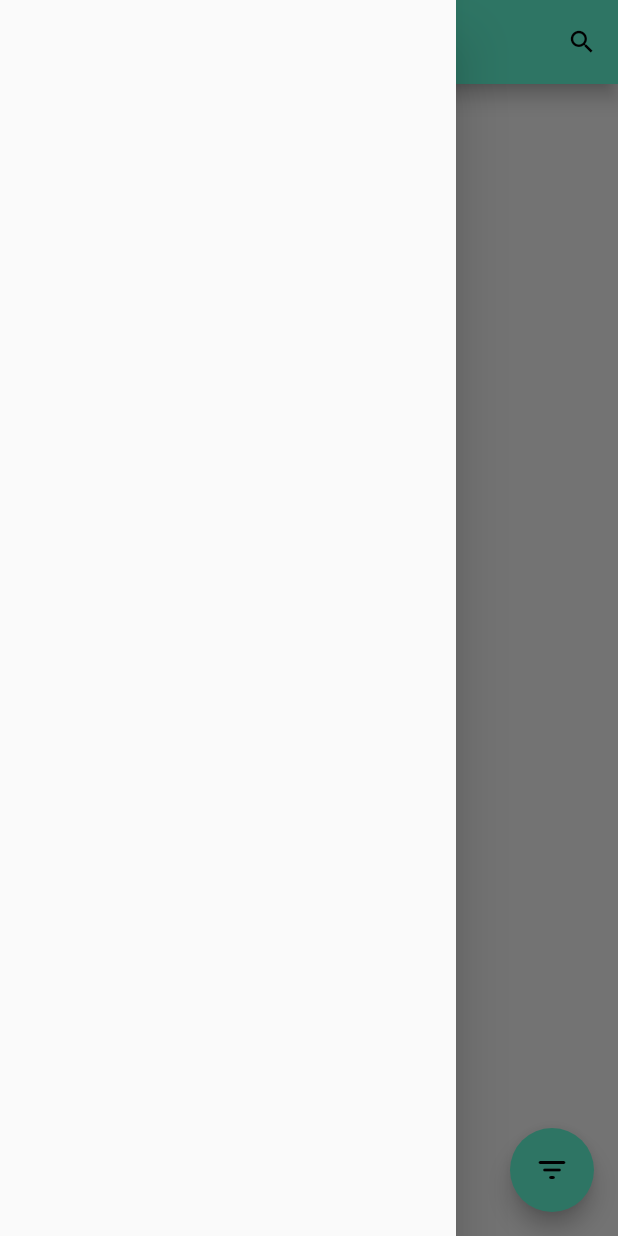
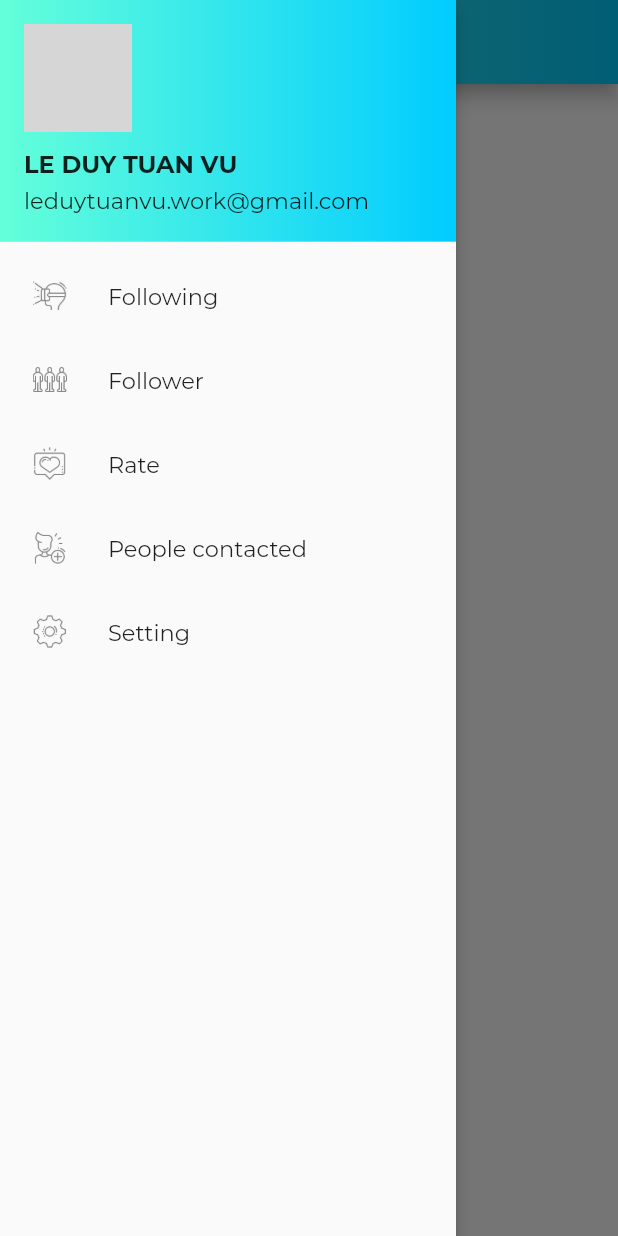
Before and after one commit to LeDuyTuanVu/find_university, a Flutter app: the screen it shows after launch, with the side drawer open, on a phone screen of 412 x 824 dp. Run offline on Flutter 3.47's test engine with Material 2 defaults, Android fonts, the light colour scheme and no system bars; network calls fail; grey boxes are pictures that could not be loaded.

Commit message:
[VuLDT] Develope 20211011

```diff
--- a/lib/main.dart
+++ b/lib/main.dart
@@ -9,11 +9,12 @@ void main() {
 class MyApp extends StatelessWidget {
   @override
   Widget build(BuildContext context) {
+    // SystemChrome.setSystemUIOverlayStyle(SystemUiOverlayStyle(statusBarColor: Colors.transparent));
     return MaterialApp(
       debugShowCheckedModeBanner: false,
       theme: ThemeData(
         primarySwatch: AppColors.generateMaterialColor(AppColors.primaryColor),
-        // Hiển thị hình ảnh tương ứng với nền tảng đang chạy
+        // Display the image corresponding to the running platform
         visualDensity: VisualDensity.adaptivePlatformDensity,
       ),
       home: HomePage(),
--- /dev/null
+++ b/lib/models/user.dart
@@ -0,0 +1,39 @@
+class User {
+  String avatar;
+  String userID;
+  String userName;
+  String phone;
+  String address;
+  String email;
+  String sex;
+  DateTime birtchDay;
+  DateTime joinDate;
+  bool status;
+
+  User(
+      {this.avatar,
+      this.userID,
+      this.userName,
+      this.phone,
+      this.address,
+      this.email,
+      this.sex,
+      this.birtchDay,
+      this.joinDate,
+      this.status});
+
+  static User createUser() {
+    User newUser = User(
+        avatar:
+            'https://danongonline.com.vn/wp-content/uploads/2018/02/anh-girl-xinh-mat-moc-9.jpg',
+        userID: 'leduytuanvu.work@gmail.com',
+        userName: 'le duy tuan vu',
+        phone: '0961191732',
+        address: '115 Đoàn Thị Điểm, Lộc Thanh, Bảo Lộc, Lâm Đồng',
+        email: 'leduytuanvu.work@gmail.com',
+        birtchDay: DateTime.now(),
+        joinDate: DateTime.now(),
+        status: true);
+    return newUser;
+  }
+}
--- a/lib/pages/home_page.dart
+++ b/lib/pages/home_page.dart
@@ -1,90 +1,32 @@
+import 'package:find_university/models/user.dart';
+import 'package:find_university/values/app_colors.dart';
 import 'package:find_university/values/app_styles.dart';
+import 'package:find_university/widgets/drawer_widget.dart';
 import 'package:flutter/material.dart';
 
 class HomePage extends StatefulWidget {
+  const HomePage({Key key}) : super(key: key);
+
   @override
   _HomePageState createState() => _HomePageState();
 }
 
 class _HomePageState extends State<HomePage> {
-  final String _titleAppBar = '5UNIVERSITY';
-
-  Icon _icon = Icon(
-    Icons.search,
-    size: 20,
-    color: Colors.black,
-  );
-
-  void submit() {
-    print('OKOK');
-  }
-
-  // Return title's AppBar or Return search AppBar
-  Widget textAppBar(Icon _icon) {
-    if (_icon.icon == Icons.search) {
-      return Text(
-        _titleAppBar,
-        style: AppStyle.appBarTitle,
-      );
-    }
-    return TextField(
-      cursorColor: Colors.black54,
-      style: AppStyle.textNormal,
-      autofocus: true,
-      decoration: InputDecoration(
-        hintText: ' Search . . .',
-        hintStyle: AppStyle.textNormal,
-        // Bỏ gạch chân phía dưới TextField
-        border: InputBorder.none,
-      ),
-      onSubmitted: (context) {
-        print('OKOK');
-      },
-      onChanged: (context) {
-        print(context);
-      },
-    );
-  }
+  static const String titleAppBar = '5UNIVERSITY';
+  User user = User.createUser();
 
   @override
   Widget build(BuildContext context) {
     return Scaffold(
       appBar: AppBar(
-        title: textAppBar(_icon),
+        elevation: 5,
+        title: Text(titleAppBar, style: AppStyle.titleAppBar),
+        flexibleSpace: AppColors.flexibleSpace,
         centerTitle: true,
-        elevation: 5,
-        actions: [
-          IconButton(
-            icon: _icon,
-            onPressed: () {
-              if (_icon.icon == Icons.search) {
-                setState(() {
-                  _icon = Icon(
-                    Icons.close,
-                    size: 20,
-                    color: Colors.black,
-                  );
-                });
-              } else {
-                setState(() {
-                  _icon = Icon(
-                    Icons.search,
-                    size: 20,
-                    color: Colors.black,
-                  );
-                });
-              }
-            },
-          ),
-        ],
       ),
-      drawer: Drawer(),
-      floatingActionButton: FloatingActionButton(
-        // backgroundColor: AppColors.backgrouondWellcome,
-        onPressed: () {
-          print('object');
-        },
-        child: Icon(Icons.filter_list_rounded),
+      drawer: DrawerWidget(user: user),
+      body: Container(
+        decoration: BoxDecoration(color: Colors.white),
       ),
     );
   }
--- /dev/null
+++ b/lib/values/advertisement.dart
@@ -0,0 +1,8 @@
+class getListAD {
+  static List<String> listAD = [
+    'https://img2.thuthuatphanmem.vn/uploads/2019/01/04/hinh-anh-girl-xinh-dep-de-thuong_025104504.jpg',
+    'https://media.ex-cdn.com/EXP/media.giadinhvietnam.com/files/content/2020/07/26/11570346463_8723-23574836.jpg',
+    'https://soicauvn.com/wp-content/uploads/2020/04/30-hinh-anh-gai-xinh-toc-dai-deo-kinh-bikini-2k3-2k4-dep-nhat-3.jpg',
+    'https://anhnendep.net/wp-content/uploads/2018/10/anh-con-gai-xinh-de-thuong-12.jpg',
+  ];
+}
--- a/lib/values/app_colors.dart
+++ b/lib/values/app_colors.dart
@@ -3,7 +3,14 @@ import 'package:flutter/material.dart';
 
 class AppColors {
   static const Color primaryColor = Color(0xFF64FFDA);
-  static const Color appBarTitle = Colors.black87;
+  static const Color black87 = Colors.black87;
+  static const Color black54 = Colors.black54;
+  static const Color black45 = Colors.black45;
+  static const Color black38 = Colors.black38;
+  static const Color black26 = Colors.black26;
+  static const Color black12 = Colors.black12;
+  static const Color black = Colors.black;
+  static const Color white = Colors.white;
 
   // Convert Color to MaterialColor to use primarySwatch
   static MaterialColor generateMaterialColor(Color color) {
@@ -38,4 +45,37 @@ class AppColors {
       shadeValue(color.green, factor),
       shadeValue(color.blue, factor),
       1);
+
+  // Contain use by flexibleSpace in appBar => Create gradient background
+  static Container flexibleSpace = Container(
+    decoration: BoxDecoration(
+      gradient: LinearGradient(
+        colors: [
+          const Color(0xFF64FFDA),
+          const Color(0xFF00CCFF),
+          // const Color(0xFFEB6F99),
+          // const Color(0xFFFF828F),
+        ],
+        begin: const FractionalOffset(0.0, 0.0),
+        end: const FractionalOffset(1.0, 0.0),
+        stops: [0.0, 1.0],
+        tileMode: TileMode.clamp,
+      ),
+    ),
+  );
+
+  static BoxDecoration decorationGradient = BoxDecoration(
+    gradient: LinearGradient(
+      colors: [
+        const Color(0xFF64FFDA),
+        const Color(0xFF00CCFF),
+        // const Color(0xFFEB6F99),
+        // const Color(0xFFFF828F),
+      ],
+      begin: const FractionalOffset(0.0, 0.0),
+      end: const FractionalOffset(1.0, 0.0),
+      stops: [0.0, 1.0],
+      tileMode: TileMode.clamp,
+    ),
+  );
 }
--- /dev/null
+++ b/lib/values/app_image_icon.dart
@@ -0,0 +1,45 @@
+import 'package:flutter/material.dart';
+
+class AppImageIcon {
+  static const ImageIcon search = ImageIcon(
+    AssetImage('assets/icons/search.png'),
+    size: 23,
+  );
+
+  static const ImageIcon close = ImageIcon(
+    AssetImage('assets/icons/close.png'),
+    size: 23,
+  );
+
+  static const ImageIcon menu = ImageIcon(
+    AssetImage('assets/icons/menu.png'),
+    size: 23,
+  );
+
+  static const ImageIcon following = ImageIcon(
+    AssetImage('assets/icons/following.png'),
+    size: 23,
+  );
+
+  static const ImageIcon follower = ImageIcon(
+    AssetImage('assets/icons/follower.png'),
+    size: 23,
+  );
+
+  static const ImageIcon rate = ImageIcon(
+    AssetImage('assets/icons/rate.png'),
+    size: 23,
+  );
+
+  static const ImageIcon contact = ImageIcon(
+    AssetImage('assets/icons/contact.png'),
+    size: 23,
+  );
+
+  static const ImageIcon setting = ImageIcon(
+    AssetImage('assets/icons/setting.png'),
+    size: 23,
+  );
+
+  static const String noAccount = 'assets/images/no_account.png';
+}
--- a/lib/values/app_styles.dart
+++ b/lib/values/app_styles.dart
@@ -5,19 +5,42 @@ import 'package:find_university/values/app_fonts.dart';
 import 'package:flutter/cupertino.dart';
 
 class AppStyle {
-  static const TextStyle appBarTitle = TextStyle(
-    color: AppColors.appBarTitle,
+  static const TextStyle titleAppBar = TextStyle(
+    color: AppColors.black87,
     fontFamily: AppFonts.montserrat,
     fontWeight: FontWeight.bold,
     fontSize: 18,
     letterSpacing: 0.7,
   );
 
-  static const TextStyle textNormal = TextStyle(
-    color: AppColors.appBarTitle,
+  static const TextStyle h1 = TextStyle(
+    fontFamily: AppFonts.montserrat,
+    fontSize: 17,
+  );
+
+  static const TextStyle h2 = TextStyle(
     fontFamily: AppFonts.montserrat,
     fontSize: 16,
-    letterSpacing: 0.5,
+  );
+
+  static const h2Bold = TextStyle(
+    fontFamily: AppFonts.montserrat,
+    fontSize: 16,
     fontWeight: FontWeight.w600,
   );
+
+  static const h3 = TextStyle(
+    fontFamily: AppFonts.montserrat,
+    fontSize: 15,
+  );
+
+  static const h4 = TextStyle(
+    fontFamily: AppFonts.montserrat,
+    fontSize: 14,
+  );
+
+  static const h5 = TextStyle(
+    fontFamily: AppFonts.montserrat,
+    fontSize: 13,
+  );
 }
--- /dev/null
+++ b/lib/widgets/drawer_widget.dart
@@ -0,0 +1,70 @@
+import 'package:find_university/models/user.dart';
+import 'package:find_university/values/app_colors.dart';
+import 'package:find_university/values/app_image_icon.dart';
+import 'package:find_university/values/app_styles.dart';
+import 'package:flutter/material.dart';
+
+class DrawerWidget extends StatefulWidget {
+  final User user;
+  DrawerWidget({this.user});
+
+  @override
+  _DrawerWidgetState createState() => _DrawerWidgetState();
+}
+
+class _DrawerWidgetState extends State<DrawerWidget> {
+  @override
+  Widget build(BuildContext context) {
+    final double sizeWidth = MediaQuery.of(context).size.width;
+    return Drawer(
+      elevation: 5,
+      child: ListView(
+        children: [
+          UserAccountsDrawerHeader(
+            accountName: Text(widget.user.userName.toUpperCase(),
+                style: AppStyle.h2Bold),
+            accountEmail: Text(widget.user.email, style: AppStyle.h3),
+            currentAccountPicture: CircleAvatar(
+              backgroundImage: NetworkImage(widget.user.avatar),
+            ),
+            decoration: AppColors.decorationGradient,
+          ),
+          ...listTitle(sizeWidth),
+        ],
+      ),
+    );
+  }
+}
+
+List<ListTile> listTitle(sizeWidth) {
+  List<ListTile> list = [
+    createListTile('Following', AppImageIcon.following, sizeWidth),
+    createListTile('Follower', AppImageIcon.follower, sizeWidth),
+    createListTile('Rate', AppImageIcon.rate, sizeWidth),
+    createListTile('People contacted', AppImageIcon.contact, sizeWidth),
+    createListTile('Setting', AppImageIcon.setting, sizeWidth),
+  ];
+  return list;
+}
+
+ListTile createListTile(title, imageIcon, sizeWidth) {
+  print('SIZE WITH: $sizeWidth');
+  return ListTile(
+    leading: GestureDetector(
+      behavior: HitTestBehavior.translucent,
+      onTap: () {},
+      child: Container(
+        width: sizeWidth * 1 / 12,
+        height: sizeWidth * 1 / 12,
+        alignment: Alignment.center,
+        child: imageIcon,
+      ),
+    ),
+    title: Text(
+      title,
+      style: AppStyle.h3,
+      overflow: TextOverflow.ellipsis,
+    ),
+    dense: false,
+  );
+}
--- a/pubspec.yaml
+++ b/pubspec.yaml
@@ -47,6 +47,8 @@ flutter:
   # To add assets to your application, add an assets section, like this:
   assets:
     - assets/fonts/
+    - assets/icons/
+    - assets/images/
 
   # An image asset can refer to one or more resolution-specific "variants", see
   # https://flutter.dev/assets-and-images/#resolution-aware.
```
Also changed, not shown: lib/pages/home_page_demo.dart (added, +107 -0 lines), assets/icons/close.png (added), assets/icons/contact.png (added), assets/icons/filter.png (added), assets/icons/follower.png (added), assets/icons/following.png (added), assets/icons/menu.png (added), assets/icons/rate.png (added), assets/icons/search.png (added), assets/icons/setting.png (added), assets/images/no_account.png (added).
